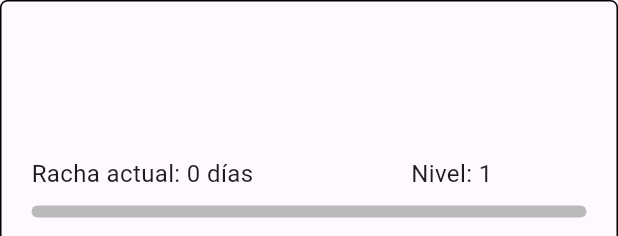
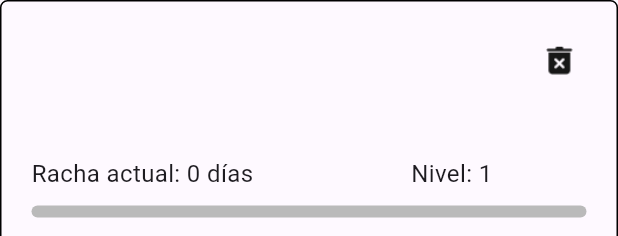
Before and after one commit to SebasRubik/Habit-Tracker, a Flutter app: the HabitCard widget shown alone on an empty page, opened directly with empty values, on a phone screen of 412 x 824 dp. Shown: the top 236 px of the screen. Run offline on Flutter 3.47's test engine with Material 3 defaults, Android fonts, the phone set to English and light mode, and no system bars; our stand-ins replace shared_preferences; accounts and stored records are empty; Roboto replaces fonts that are missing (Poppins).

Commit message:
Habit Tracker 0.9.13

```diff
--- a/lib/widgets/habit_card.dart
+++ b/lib/widgets/habit_card.dart
@@ -6,12 +6,14 @@ class HabitCard extends StatefulWidget {
   final Habit habit;
   final List<Habit> habitos;
   final HabitService servicios;
+  final VoidCallback onHabitDeleted;
 
   const HabitCard({
     Key? key,
     required this.habit,
     required this.habitos,
     required this.servicios,
+    required this.onHabitDeleted,
   }) : super(key: key);
 
   @override
@@ -68,8 +70,6 @@ class _HabitCardState extends State<HabitCard> {
     }
   }
 
-
-
   // Verifica si es un nuevo día
   bool _isNewDay(DateTime? lastCompletedDate) {
     if (lastCompletedDate == null) return true;
@@ -80,7 +80,6 @@ class _HabitCardState extends State<HabitCard> {
         now.month > lastCompletedDate.month ||
         now.day > lastCompletedDate.day;
   }
-
 
   // Función para manejar el estado del hábito al marcarlo como completado/desmarcado
   void _toggleComplete() async {
@@ -143,6 +142,10 @@ class _HabitCardState extends State<HabitCard> {
       child: Column(
         crossAxisAlignment: CrossAxisAlignment.start,
         children: [
+          Row(
+            mainAxisAlignment: MainAxisAlignment
+                .spaceBetween, // Distribuye el texto a la izquierda y el botón a la derecha
+            children: [
               Text(
                 widget.habit.name,
                 style: const TextStyle(
@@ -150,6 +153,29 @@ class _HabitCardState extends State<HabitCard> {
                   fontFamily: 'Poppins',
                   fontWeight: FontWeight.bold,
                 ),
+              ),
+              Container(
+                width: 40,
+                height: 40,
+                child: IconButton(
+                  onPressed: () {
+                    setState(() {
+                      widget.habitos.removeWhere(
+                          (habito) => habito.name == widget.habit.name);
+                    });
+
+                    // Guardar los cambios
+                    widget.servicios.guardarHabitos(widget.habitos);
+
+                    // Llamar al callback para notificar que un hábito ha sido eliminado
+                    widget.onHabitDeleted();
+                  },
+                  icon: Image.asset(
+                      "assets/Remove.png"), // Usa `Image.asset` para recursos locales
+                  iconSize: 35, // Ajusta el tamaño de la imagen
+                ),
+              )
+            ],
           ),
           const SizedBox(height: 40),
           Text(
```
Also changed, not shown: lib/screens/habit_tracker_screen.dart (+11 -2 lines), pubspec.yaml (+5 -9 lines), assets/Remove.png (added), pubspec.lock, 1 other file. Lines whose indentation alone changed are shown as unchanged.
